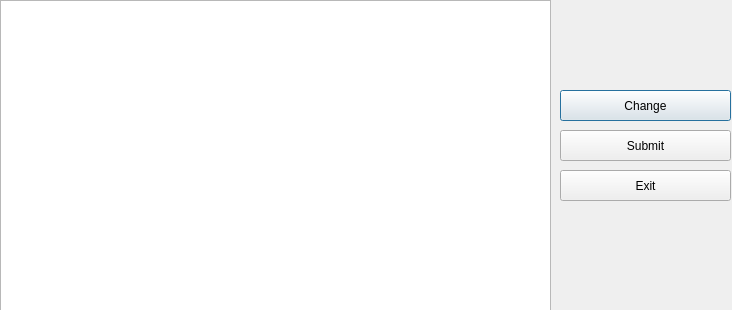
First picture: the form in cmanagerdlg.ui, repository nxdong/studentManager, before the edit.
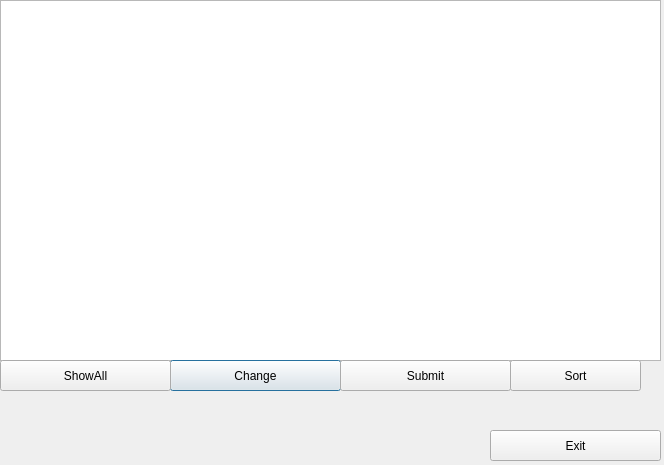
Second picture: the form after the edit.

Commit message: add sort functions

Diff of the .ui file:
```diff
--- a/cmanagerdlg.ui
+++ b/cmanagerdlg.ui
@@ -6,10 +6,22 @@
    <rect>
     <x>0</x>
     <y>0</y>
-    <width>732</width>
-    <height>310</height>
+    <width>664</width>
+    <height>465</height>
    </rect>
   </property>
+  <property name="minimumSize">
+   <size>
+    <width>664</width>
+    <height>465</height>
+   </size>
+  </property>
+  <property name="maximumSize">
+   <size>
+    <width>664</width>
+    <height>465</height>
+   </size>
+  </property>
   <property name="windowTitle">
    <string>Dialog</string>
   </property>
@@ -18,16 +30,16 @@
     <rect>
      <x>0</x>
      <y>0</y>
-     <width>551</width>
-     <height>311</height>
+     <width>661</width>
+     <height>361</height>
     </rect>
    </property>
   </widget>
   <widget class="QPushButton" name="pushButton_2">
    <property name="geometry">
     <rect>
-     <x>560</x>
-     <y>90</y>
+     <x>170</x>
+     <y>360</y>
      <width>171</width>
      <height>31</height>
     </rect>
@@ -39,8 +51,8 @@
   <widget class="QPushButton" name="pushButton_3">
    <property name="geometry">
     <rect>
-     <x>560</x>
-     <y>130</y>
+     <x>340</x>
+     <y>360</y>
      <width>171</width>
      <height>31</height>
     </rect>
@@ -52,8 +64,8 @@
   <widget class="QPushButton" name="pushButton">
    <property name="geometry">
     <rect>
-     <x>560</x>
-     <y>170</y>
+     <x>490</x>
+     <y>430</y>
      <width>171</width>
      <height>31</height>
     </rect>
@@ -62,6 +74,32 @@
     <string>Exit</string>
    </property>
   </widget>
+  <widget class="QPushButton" name="pushButton_4">
+   <property name="geometry">
+    <rect>
+     <x>510</x>
+     <y>360</y>
+     <width>131</width>
+     <height>31</height>
+    </rect>
+   </property>
+   <property name="text">
+    <string>Sort</string>
+   </property>
+  </widget>
+  <widget class="QPushButton" name="pushButton_5">
+   <property name="geometry">
+    <rect>
+     <x>0</x>
+     <y>360</y>
+     <width>171</width>
+     <height>31</height>
+    </rect>
+   </property>
+   <property name="text">
+    <string>ShowAll</string>
+   </property>
+  </widget>
  </widget>
  <resources/>
  <connections/>
```
Left out of the diff: 2 changed lines with no effect on the pictures. The commit also changes 4 other files.
